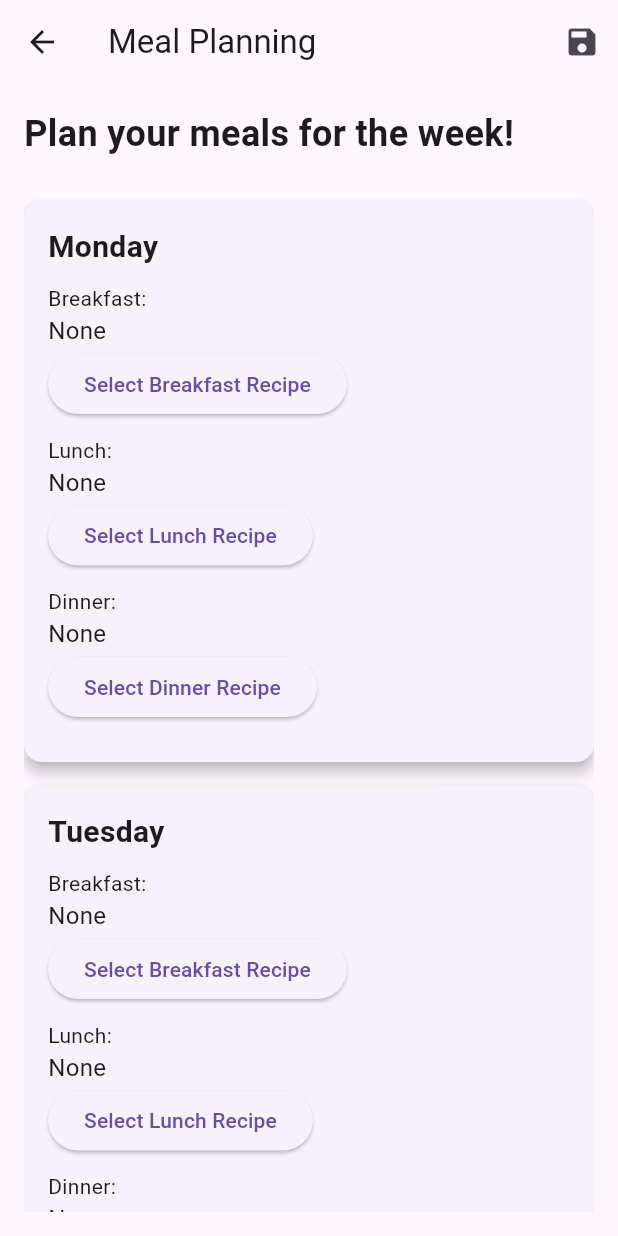
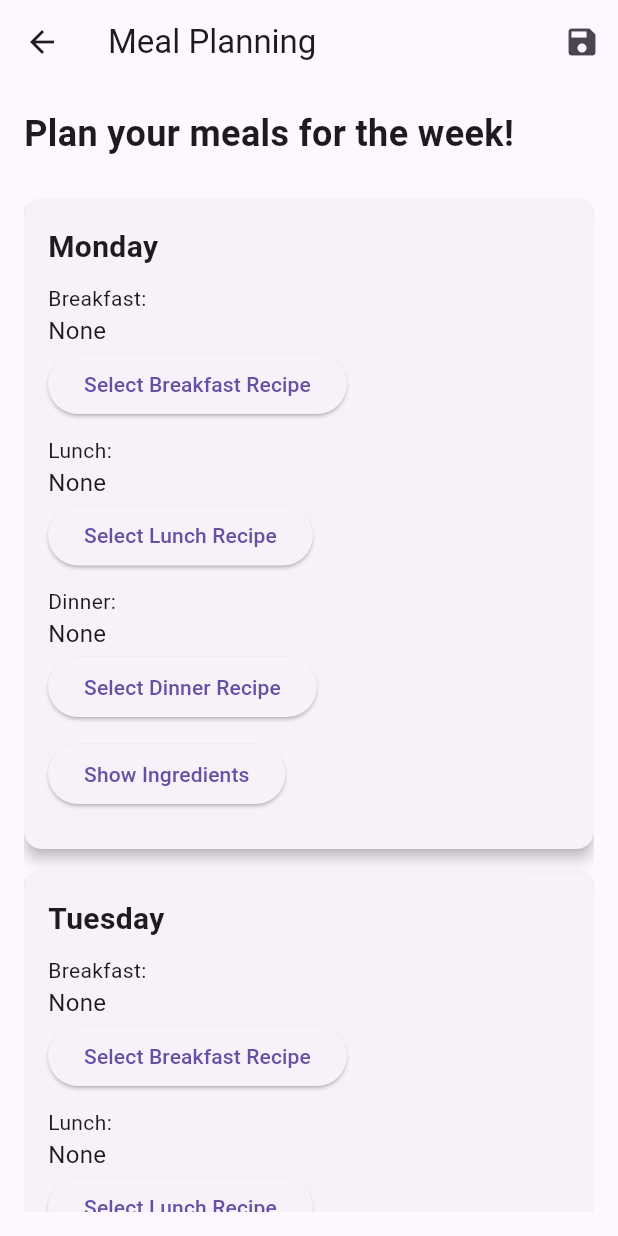
Before and after one commit to dhogan7/Project1, a Flutter app: the MealPlanningScreen screen opened directly, on a phone screen of 412 x 824 dp. Run offline on Flutter 3.47's test engine with Material 3 defaults, Android fonts, the phone set to English and light mode, and no system bars.

Commit message:
added a ingredients button

```diff
--- a/lib/meal_planning_screen.dart
+++ b/lib/meal_planning_screen.dart
@@ -20,8 +20,6 @@ class _MealPlanningScreenState extends State<MealPlanningScreen> {
   };
 
   void _saveMeals() {
-    // Here you would handle saving the meals, e.g., to a database or local storage
-    // For demonstration, we'll show a snackbar
     ScaffoldMessenger.of(context).showSnackBar(
       SnackBar(content: Text('Meals saved!')),
     );
@@ -59,6 +57,7 @@ class _MealPlanningScreenState extends State<MealPlanningScreen> {
                         selectedMeals[day]![mealType] = recipe;
                       });
                     },
+                    ingredients: _getIngredientsForDay(day),
                   ),
                 ],
               ),
@@ -69,7 +68,6 @@ class _MealPlanningScreenState extends State<MealPlanningScreen> {
     );
   }
 
-  // List of days of the week
   final List<String> daysOfWeek = const [
     'Monday',
     'Tuesday',
@@ -79,13 +77,91 @@ class _MealPlanningScreenState extends State<MealPlanningScreen> {
     'Saturday',
     'Sunday',
   ];
+
+  Map<String, List<String>> _getIngredientsForDay(String day) {
+    Map<String, List<String>> ingredients = {};
+    for (var mealType in ['Breakfast', 'Lunch', 'Dinner']) {
+      String? recipe = selectedMeals[day]![mealType];
+      if (recipe != null) {
+        ingredients[mealType] = recipesIngredients[recipe] ?? [];
+      }
+    }
+    return ingredients;
+  }
+
+  final Map<String, List<String>> recipesIngredients = {
+    'Spaghetti Carbonara': [
+      'Spaghetti',
+      'Eggs',
+      'Parmesan cheese',
+      'Pancetta',
+      'Black pepper',
+    ],
+    'Chicken Parmesan': [
+      'Chicken breasts',
+      'Bread crumbs',
+      'Parmesan cheese',
+      'Marinara sauce',
+      'Mozzarella cheese',
+    ],
+    'Beef Stew': [
+      'Beef',
+      'Carrots',
+      'Potatoes',
+      'Onions',
+      'Beef broth',
+    ],
+    'Vegetable Stir-fry': [
+      'Mixed vegetables',
+      'Soy sauce',
+      'Garlic',
+      'Ginger',
+      'Sesame oil',
+    ],
+    'Pancakes': [
+      'Flour',
+      'Milk',
+      'Eggs',
+      'Baking powder',
+      'Butter',
+    ],
+    'Omelette': [
+      'Eggs',
+      'Cheese',
+      'Bell peppers',
+      'Onions',
+      'Salt',
+    ],
+    'Avocado Toast': [
+      'Bread',
+      'Avocado',
+      'Lemon juice',
+      'Salt',
+      'Pepper',
+    ],
+    'Smoothie Bowl': [
+      'Frozen berries',
+      'Banana',
+      'Yogurt',
+      'Granola',
+      'Honey',
+    ],
+    'Chicken Fajitas': [
+      'Chicken breasts',
+      'Bell peppers',
+      'Onions',
+      'Fajita seasoning',
+      'Tortillas',
+    ],
+  };
 }
 
 class MealDayCard extends StatefulWidget {
   final String day;
   final Function(String mealType, String recipe) onMealSelected;
+  final Map<String, List<String>> ingredients;
 
-  const MealDayCard({super.key, required this.day, required this.onMealSelected});
+  const MealDayCard({super.key, required this.day, required this.onMealSelected, required this.ingredients});
 
   @override
   _MealDayCardState createState() => _MealDayCardState();
@@ -134,13 +210,11 @@ class _MealDayCardState extends State<MealDayCard> {
         } else if (mealType == 'Dinner') {
           dinner = selectedRecipe;
         }
-        // Notify the parent widget about the selected meal
         widget.onMealSelected(mealType, selectedRecipe);
       });
     }
   }
 
-  // Sample available recipes
   final List<String> availableRecipes = const [
     'Spaghetti Carbonara',
     'Chicken Parmesan',
@@ -152,6 +226,40 @@ class _MealDayCardState extends State<MealDayCard> {
     'Smoothie Bowl',
     'Chicken Fajitas',
   ];
+
+  void _showIngredientsDialog() {
+    showDialog(
+      context: context,
+      builder: (BuildContext context) {
+        return AlertDialog(
+          title: const Text('Ingredients'),
+          content: SingleChildScrollView(
+            child: ListBody(
+              children: _buildIngredientsList(),
+            ),
+          ),
+          actions: [
+            TextButton(
+              onPressed: () => Navigator.pop(context),
+              child: const Text('Close'),
+            ),
+          ],
+        );
+      },
+    );
+  }
+
+  List<Widget> _buildIngredientsList() {
+    List<Widget> ingredientsWidgets = [];
+    widget.ingredients.forEach((mealType, ingredients) {
+      if (ingredients.isNotEmpty) {
+        ingredientsWidgets.add(Text('$mealType:', style: const TextStyle(fontWeight: FontWeight.bold)));
+        ingredientsWidgets.addAll(ingredients.map((ingredient) => Text(' - $ingredient')).toList());
+        ingredientsWidgets.add(const SizedBox(height: 10)); // Add space between meal types
+      }
+    });
+    return ingredientsWidgets;
+  }
 
   @override
   Widget build(BuildContext context) {
@@ -189,6 +297,11 @@ class _MealDayCardState extends State<MealDayCard> {
               child: const Text('Select Dinner Recipe'),
             ),
             const SizedBox(height: 10),
+            ElevatedButton(
+              onPressed: _showIngredientsDialog,
+              child: const Text('Show Ingredients'),
+            ),
+            const SizedBox(height: 10),
           ],
         ),
       ),
```
